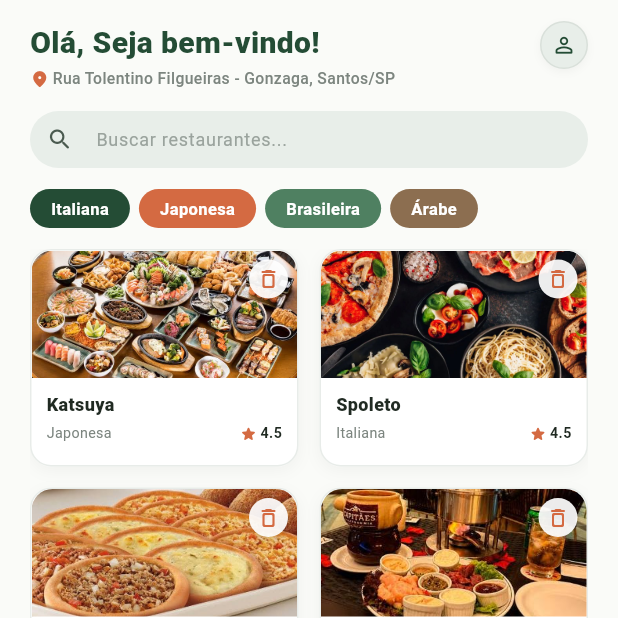
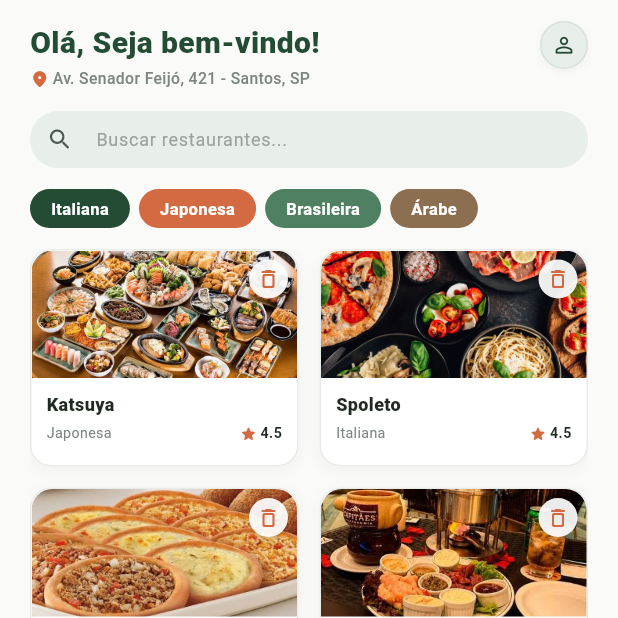
Before and after one commit to Gabriel-ssa/coma_bem_v2, a Flutter app: the HomeScreen screen opened directly, on a phone screen of 412 x 824 dp, the top half of it. Run offline on Flutter 3.47's test engine with Material 3 defaults, Android fonts, the phone set to English and light mode, and no system bars; our stand-ins replace image_picker, sqflite, sqflite_common_ffi; accounts and stored records are empty.

Commit message:
23/09 pt4

```diff
--- a/lib/screens/home_screen.dart
+++ b/lib/screens/home_screen.dart
@@ -428,7 +428,7 @@ class _Header extends StatelessWidget {
                     ),
                     SizedBox(width: 2),
                     Text(
-                      'Rua Tolentino Filgueiras - Gonzaga, Santos/SP',
+                      'Av. Senador Feijó, 421 - Santos, SP',
                       style: TextStyle(
                         fontSize: 10.5,
                         fontWeight: FontWeight.w500,
```
